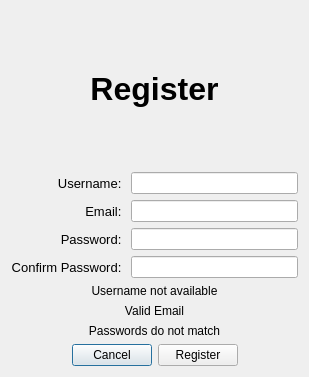
Above: registerdialog.ui from JusDooEt/Login-App before the change. Below: the same form after it.
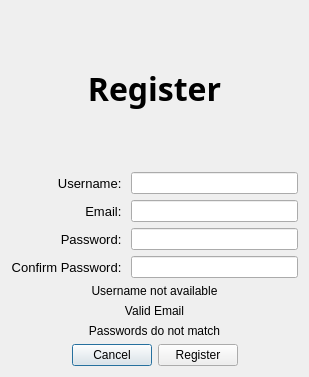
That is the form after the change.

```diff
--- a/registerdialog.ui
+++ b/registerdialog.ui
@@ -18,6 +18,7 @@
     <widget class="QLabel" name="registerLabel">
      <property name="font">
       <font>
+       <family>Microsoft Uighur</family>
        <pointsize>24</pointsize>
        <bold>true</bold>
       </font>
```
